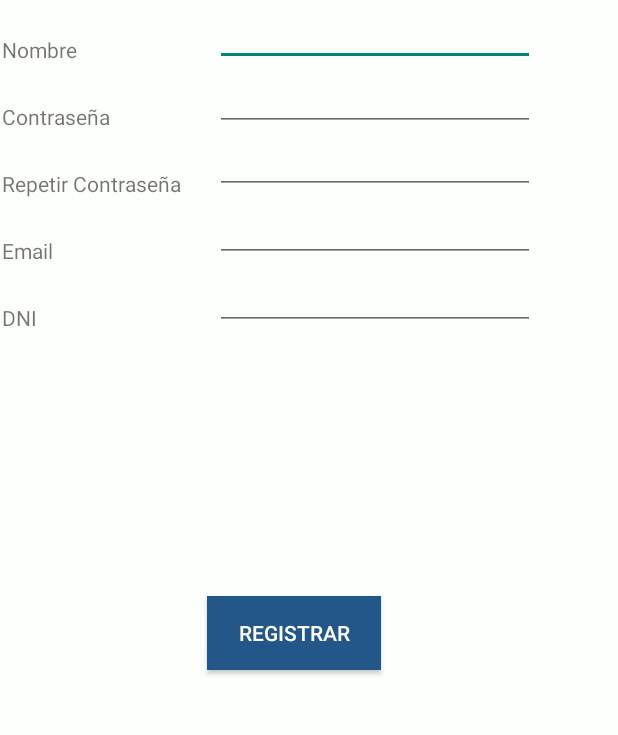
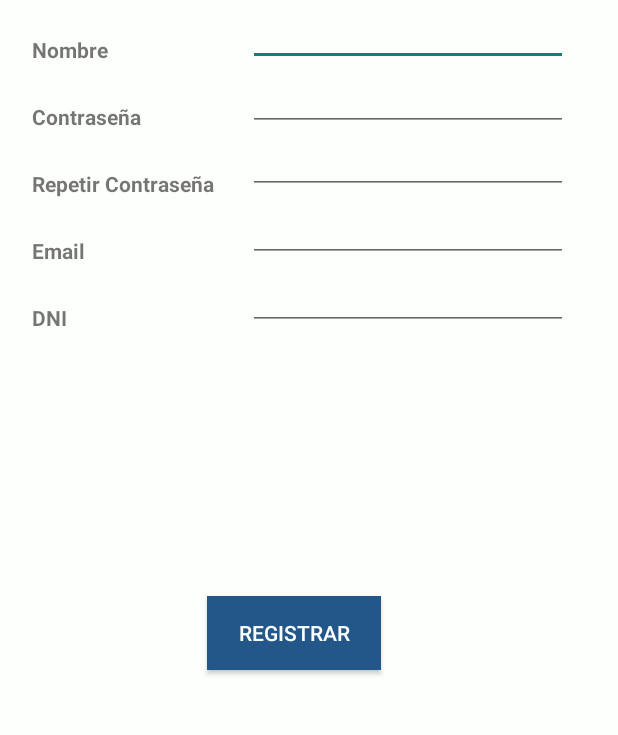
Before and after one commit to ecalventesilva/ToCheck, an Android app: the RegistroUsuario screen opened directly, with no data from a screen before it, on a phone screen of 412 x 824 dp, the part 470-1205 px from its top. Run offline under Robolectric (Android 15) with nearby library versions, the phone set to English and light mode, and no system bars.

Commit message:
V2 Pantalla Registro modificada
Modificado margenes

```diff
--- a/app/src/main/res/layout/activity_registro_usuario.xml
+++ b/app/src/main/res/layout/activity_registro_usuario.xml
@@ -40,6 +40,7 @@
         <LinearLayout
             android:layout_width="wrap_content"
             android:layout_height="match_parent"
+            android:layout_marginLeft="20dp"
             android:gravity="center"
             android:orientation="vertical">
 
@@ -48,35 +49,40 @@
                 android:layout_width="match_parent"
                 android:layout_height="wrap_content"
                 android:paddingTop="25dp"
-                android:text="Nombre" />
+                android:text="Nombre"
+                android:textStyle="bold" />
 
             <TextView
                 android:id="@+id/textViewContraseña"
                 android:layout_width="match_parent"
                 android:layout_height="wrap_content"
                 android:paddingTop="25dp"
-                android:text="Contraseña" />
+                android:text="Contraseña"
+                android:textStyle="bold" />
 
             <TextView
                 android:id="@+id/textViewRContraseña"
                 android:layout_width="match_parent"
                 android:layout_height="wrap_content"
                 android:paddingTop="25dp"
-                android:text="Repetir Contraseña" />
+                android:text="Repetir Contraseña"
+                android:textStyle="bold" />
 
             <TextView
                 android:id="@+id/textView9"
                 android:layout_width="match_parent"
                 android:layout_height="wrap_content"
                 android:paddingTop="25dp"
-                android:text="Email" />
+                android:text="Email"
+                android:textStyle="bold" />
 
             <TextView
                 android:id="@+id/textViewDni"
                 android:layout_width="match_parent"
                 android:layout_height="wrap_content"
                 android:paddingTop="25dp"
-                android:text="DNI" />
+                android:text="DNI"
+                android:textStyle="bold" />
 
         </LinearLayout>
 
```
